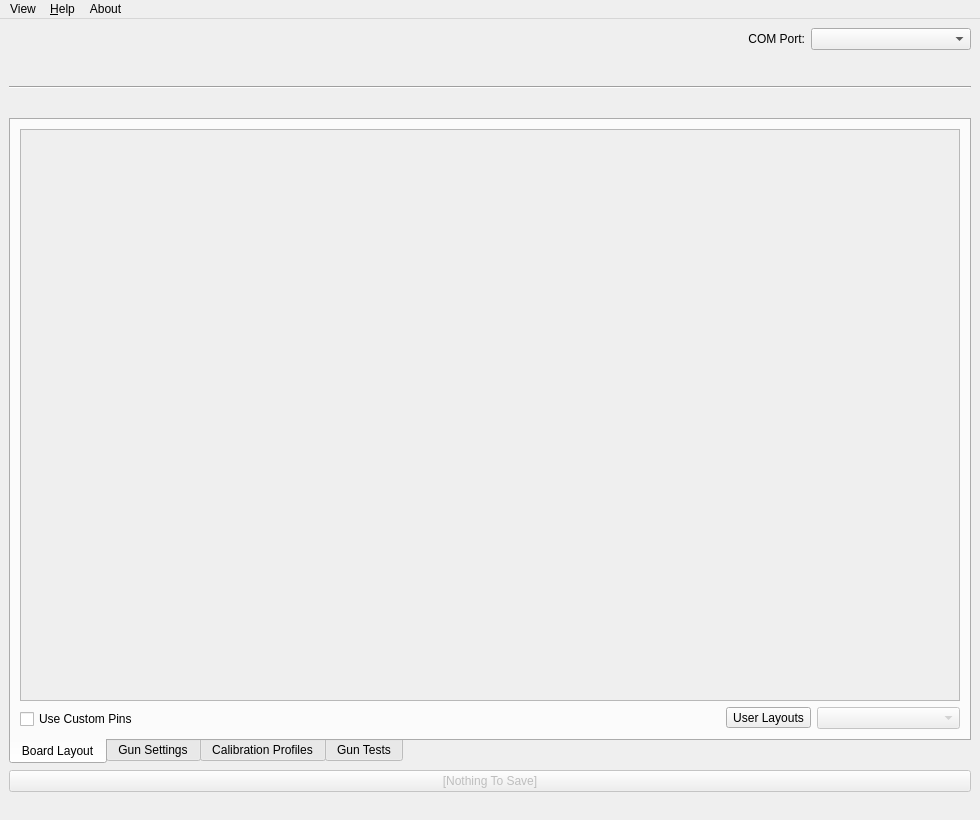
Above: src/appmainwindow.ui from TeamOpenFIRE/OpenFIRE-App before the change. Below: the same form after it.
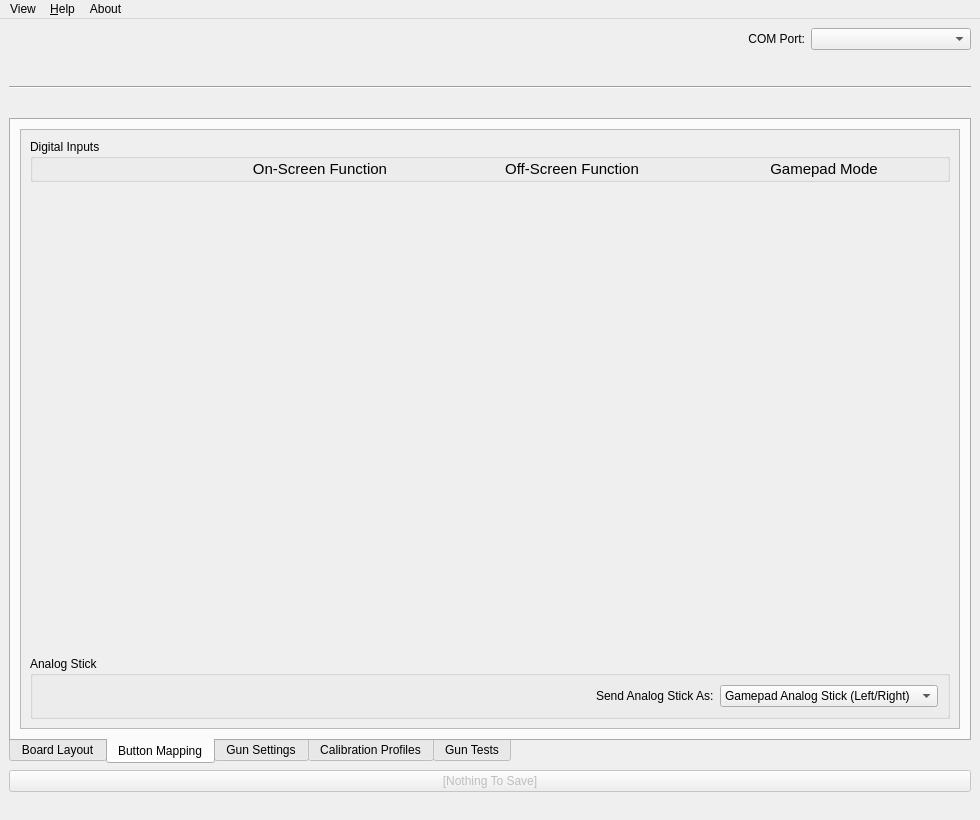
That is the form after the change. The open tabs and pages were chosen to show the change. Icons and pictures are not drawn.

Commit message: Initial menu layout and support for button function remapping

The edit to the form file:
```diff
--- a/src/appmainwindow.ui
+++ b/src/appmainwindow.ui
@@ -118,6 +118,12 @@
       <property name="currentIndex">
        <number>0</number>
       </property>
+      <property name="iconSize">
+       <size>
+        <width>24</width>
+        <height>24</height>
+       </size>
+      </property>
       <widget class="QWidget" name="pinsTab">
        <property name="enabled">
         <bool>true</bool>
@@ -146,7 +152,7 @@
              <x>0</x>
              <y>0</y>
              <width>938</width>
-             <height>558</height>
+             <height>548</height>
             </rect>
            </property>
            <layout class="QHBoxLayout" name="horizontalLayout_3">
@@ -256,6 +262,191 @@
         </item>
        </layout>
       </widget>
+      <widget class="QWidget" name="buttonFuncTab">
+       <attribute name="icon">
+        <iconset theme="QIcon::ThemeIcon::InputKeyboard"/>
+       </attribute>
+       <attribute name="title">
+        <string>Button Mapping</string>
+       </attribute>
+       <layout class="QVBoxLayout" name="verticalLayout_18">
+        <item>
+         <widget class="QScrollArea" name="buttonFuncScroller">
+          <property name="frameShadow">
+           <enum>QFrame::Plain</enum>
+          </property>
+          <property name="horizontalScrollBarPolicy">
+           <enum>Qt::ScrollBarAlwaysOff</enum>
+          </property>
+          <property name="widgetResizable">
+           <bool>true</bool>
+          </property>
+          <property name="alignment">
+           <set>Qt::AlignHCenter|Qt::AlignTop</set>
+          </property>
+          <widget class="QWidget" name="buttonFuncScrollLayout">
+           <property name="geometry">
+            <rect>
+             <x>0</x>
+             <y>0</y>
+             <width>938</width>
+             <height>579</height>
+            </rect>
+           </property>
+           <layout class="QVBoxLayout" name="verticalLayout_19">
+            <item>
+             <widget class="QGroupBox" name="buttonFuncBox">
+              <property name="title">
+               <string>Digital Inputs</string>
+              </property>
+              <layout class="QVBoxLayout" name="verticalLayout_20">
+               <property name="leftMargin">
+                <number>0</number>
+               </property>
+               <property name="topMargin">
+                <number>0</number>
+               </property>
+               <property name="rightMargin">
+                <number>0</number>
+               </property>
+               <property name="bottomMargin">
+                <number>0</number>
+               </property>
+               <item>
+                <layout class="QHBoxLayout" name="horizontalLayout_9" stretch="2,3,3,3">
+                 <item>
+                  <spacer name="horizontalSpacer_7">
+                   <property name="orientation">
+                    <enum>Qt::Horizontal</enum>
+                   </property>
+                   <property name="sizeHint" stdset="0">
+                    <size>
+                     <width>40</width>
+                     <height>20</height>
+                    </size>
+                   </property>
+                  </spacer>
+                 </item>
+                 <item>
+                  <widget class="QLabel" name="label_17">
+                   <property name="font">
+                    <font>
+                     <pointsize>11</pointsize>
+                    </font>
+                   </property>
+                   <property name="text">
+                    <string>On-Screen Function</string>
+                   </property>
+                   <property name="alignment">
+                    <set>Qt::AlignCenter</set>
+                   </property>
+                  </widget>
+                 </item>
+                 <item>
+                  <widget class="QLabel" name="label_19">
+                   <property name="font">
+                    <font>
+                     <pointsize>11</pointsize>
+                    </font>
+                   </property>
+                   <property name="text">
+                    <string>Off-Screen Function</string>
+                   </property>
+                   <property name="alignment">
+                    <set>Qt::AlignCenter</set>
+                   </property>
+                  </widget>
+                 </item>
+                 <item>
+                  <widget class="QLabel" name="label_18">
+                   <property name="font">
+                    <font>
+                     <pointsize>11</pointsize>
+                    </font>
+                   </property>
+                   <property name="text">
+                    <string>Gamepad Mode</string>
+                   </property>
+                   <property name="alignment">
+                    <set>Qt::AlignCenter</set>
+                   </property>
+                  </widget>
+                 </item>
+                </layout>
+               </item>
+               <item>
+                <layout class="QVBoxLayout" name="btnFuncLayout"/>
+               </item>
+              </layout>
+             </widget>
+            </item>
+            <item>
+             <spacer name="verticalSpacer_4">
+              <property name="orientation">
+               <enum>Qt::Vertical</enum>
+              </property>
+              <property name="sizeHint" stdset="0">
+               <size>
+                <width>20</width>
+                <height>0</height>
+               </size>
+              </property>
+             </spacer>
+            </item>
+            <item>
+             <widget class="QGroupBox" name="aStickFuncBox">
+              <property name="title">
+               <string>Analog Stick</string>
+              </property>
+              <layout class="QHBoxLayout" name="horizontalLayout_6">
+               <item>
+                <spacer name="horizontalSpacer_6">
+                 <property name="orientation">
+                  <enum>Qt::Horizontal</enum>
+                 </property>
+                 <property name="sizeHint" stdset="0">
+                  <size>
+                   <width>40</width>
+                   <height>20</height>
+                  </size>
+                 </property>
+                </spacer>
+               </item>
+               <item>
+                <widget class="QLabel" name="label_10">
+                 <property name="text">
+                  <string>Send Analog Stick As:</string>
+                 </property>
+                </widget>
+               </item>
+               <item>
+                <widget class="QComboBox" name="aStickModeBox">
+                 <item>
+                  <property name="text">
+                   <string>Gamepad Analog Stick (Left/Right)</string>
+                  </property>
+                 </item>
+                 <item>
+                  <property name="text">
+                   <string>Gamepad D-Pad</string>
+                  </property>
+                 </item>
+                 <item>
+                  <property name="text">
+                   <string>Keyboard Arrows</string>
+                  </property>
+                 </item>
+                </widget>
+               </item>
+              </layout>
+             </widget>
+            </item>
+           </layout>
+          </widget>
+         </widget>
+        </item>
+       </layout>
+      </widget>
       <widget class="QWidget" name="settingsTab">
        <property name="enabled">
         <bool>true</bool>
```
Left out of the diff: 31 changed lines with no effect on the pictures. The commit also changes 3 other files.
